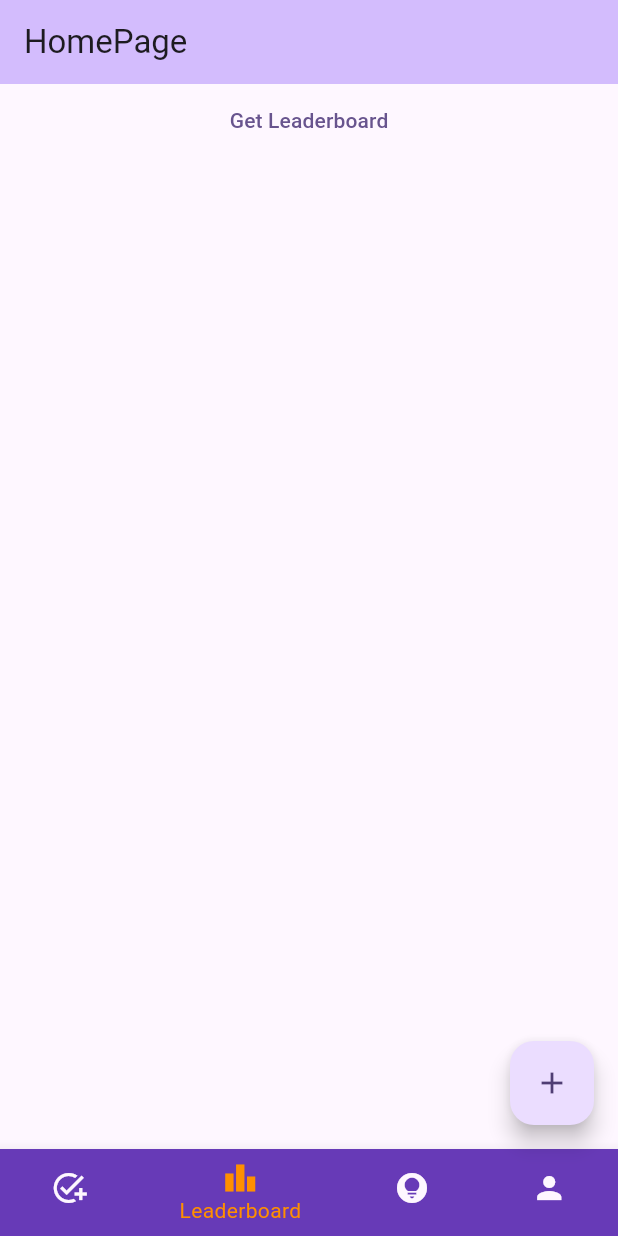
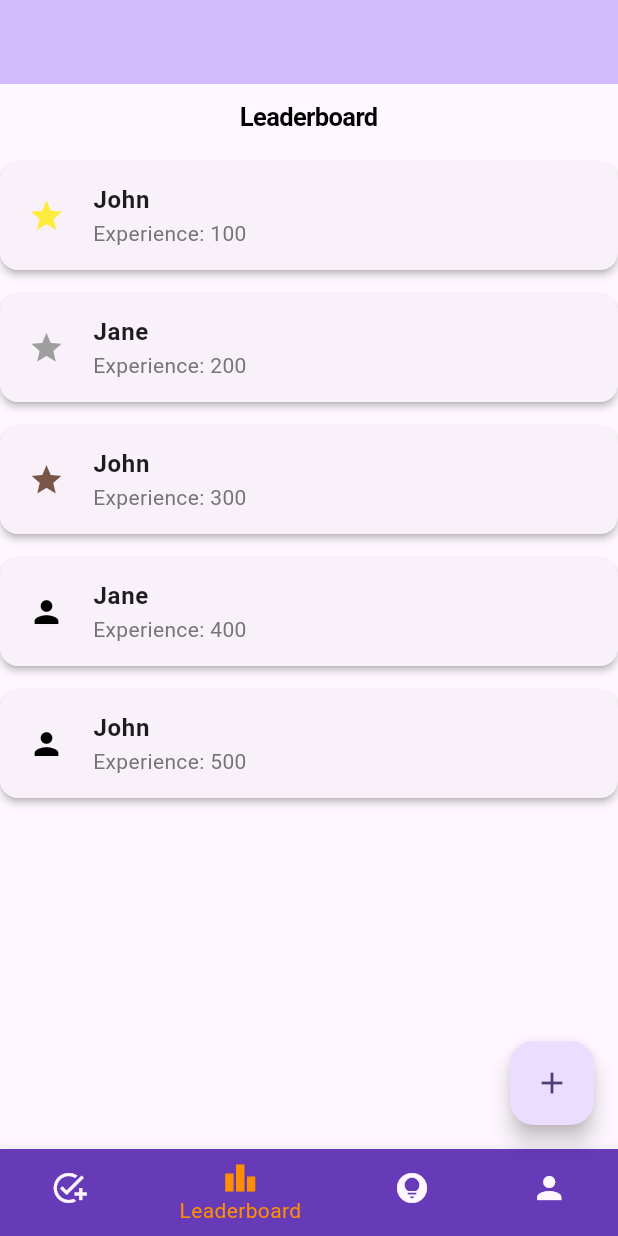
Before and after one commit to unbounded-smarthack/test_app, a Flutter app: the screen it shows after launch, item 2 of the bottom bar chosen, on a phone screen of 412 x 824 dp. Run offline on Flutter 3.47's test engine with Material 2 defaults, Android fonts, the phone set to English and light mode, and no system bars; our stand-ins replace geolocator, location.

Commit message:
Adding leaderboard page

```diff
--- a/mobileui/lib/main.dart
+++ b/mobileui/lib/main.dart
@@ -35,7 +35,7 @@ class MyApp extends StatelessWidget {
         colorScheme: ColorScheme.fromSeed(seedColor: Colors.deepPurple),
         useMaterial3: true,
       ),
-      home: const MyHomePage(title: 'HomePage',),
+      home: const MyHomePage(title: '',),
     );
   }
 }
@@ -114,7 +114,7 @@ class _MyHomePageState extends State<MyHomePage> {
         items: const <BottomNavigationBarItem>[
           BottomNavigationBarItem(
             icon: Icon(Icons.add_task),
-            label: 'SkillTracker',
+            label: 'Tracker',
             backgroundColor: Colors.deepPurple
           ),
           BottomNavigationBarItem(
--- a/mobileui/lib/pages/leaderboard.dart
+++ b/mobileui/lib/pages/leaderboard.dart
@@ -17,33 +17,83 @@ class _LeaderboardPageState extends State<LeaderboardPage> {
   void _getLeaderboard() {
     setState(() {
       LeaderboardService().getLeaderboard().then((value) {
-        usersLeaderboard = value;
+        value.forEach((element) {
+          usersLeaderboard.add(element);
+        });
       });
     });
   }
 
   @override
+  void initState() {
+    super.initState();
+    _getLeaderboard();
+  }
+
+  @override
   Widget build(BuildContext context) {
-    return Material(
-      child: Column(
-        children: [
-          TextButton(
-            onPressed: _getLeaderboard,
-            child: const Text("Get Leaderboard"),
-          ),
-          SizedBox(
-            height: 300,
-            child: ListView.builder(
-              itemBuilder: usersLeaderboard.isEmpty
-                  ? (context, index) => const ListTile(title: Text("No data"))
-                  : (context, index) =>
-                  ListTile(
-                    title: Text(usersLeaderboard[index].firstName.toString()),
+    return CupertinoPageScaffold(
+      navigationBar: const CupertinoNavigationBar(
+        middle: Text('Leaderboard'),
+      ),
+      child: FutureBuilder(
+        future: LeaderboardService().getLeaderboard(),
+        builder: (BuildContext context, AsyncSnapshot<List<User>> snapshot) {
+          if (snapshot.hasData) {
+            return ListView.builder(
+              itemCount: snapshot.data!.length,
+              itemBuilder: (BuildContext context, int index) {
+                IconData crownIcon = Icons.person; // Default icon
+
+                if (index == 0) {
+                  // Gold crown for the first position
+                  crownIcon = Icons.star;
+                } else if (index == 1) {
+                  // Silver crown for the second position
+                  crownIcon = Icons.star;
+                } else if (index == 2) {
+                  // Bronze crown for the third position
+                  crownIcon = Icons.star;
+                }
+                return Card(
+                  elevation: 2.0,
+                  margin: const EdgeInsets.symmetric(vertical: 8.0),
+                  child: ListTile(
+                    leading: Container(
+                      height: 30.0,
+                      width: 30.0,
+                      decoration: const BoxDecoration(
+                        shape: BoxShape.circle,
+                      ),
+                      alignment: Alignment.center,
+                      child: Icon(
+                        crownIcon,
+                        color: (index == 0) ? Colors.yellow : (index == 1) ? Colors.grey : (index == 2) ? Colors.brown : Colors.black,
+                      ),
+                    ),
+                    title: Text(
+                      snapshot.data![index].firstName,
+                      style: TextStyle(
+                        fontWeight: FontWeight.bold,
+                        fontSize: 16.0,
+                      ),
+                    ),
+                    subtitle: Text(
+                      'Experience: ${snapshot.data![index].experience.toString()}',
+                      style: TextStyle(
+                        color: Colors.grey[600],
+                      ),
+                    ),
                   ),
-              itemCount: usersLeaderboard.length,
-            ),
-          ),
-        ],
+                );
+              },
+            );
+          } else {
+            return const Center(
+              child: CircularProgressIndicator(),
+            );
+          }
+        },
       ),
     );
   }
--- a/mobileui/lib/services/leaderboardService.dart
+++ b/mobileui/lib/services/leaderboardService.dart
@@ -21,7 +21,19 @@ class LeaderboardService {
           experience: 300,
         );
 
-        return [user1, user2, user3];
+        User user4 = User(
+          firstName: "Jane",
+          lastName: "Smith",
+          experience: 400,
+        );
+
+        User user5 = User(
+          firstName: "John",
+          lastName: "Doe",
+          experience: 500,
+        );
+
+        return [user1, user2, user3, user4, user5];
     }
   }
 
```
Also changed, not shown: mobileui/pubspec.lock.
